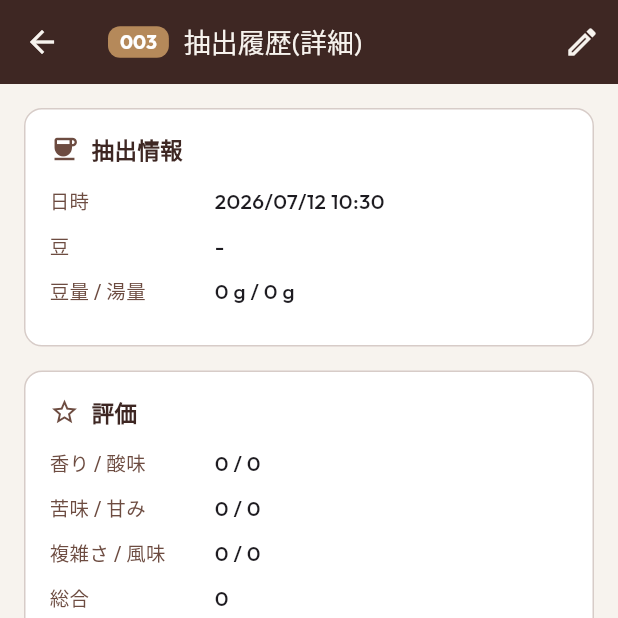
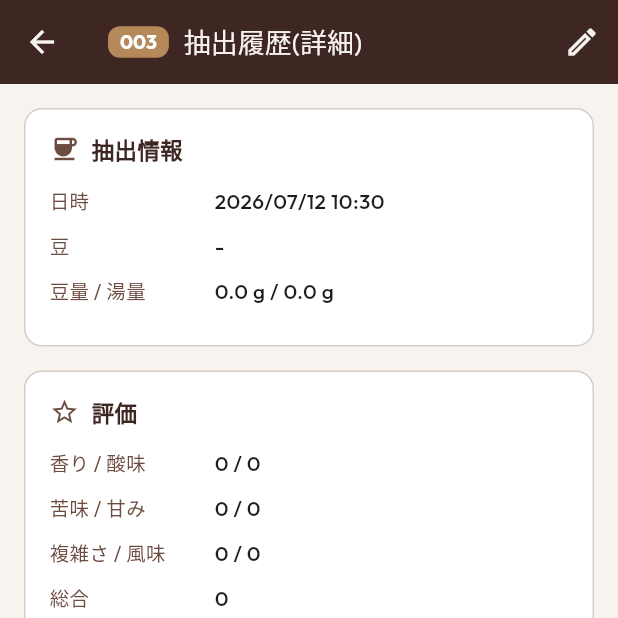
Before and after one commit to kazuki21057/bean-base, a Flutter app: the LogDetailScreen screen opened directly with empty values, on a phone screen of 412 x 824 dp, the top half of it. Run offline on Flutter 3.47's test engine with Material 3 defaults, Android fonts, the phone set to English and light mode, and no system bars; our stand-ins replace cloud_firestore, file_picker, firebase_core, fl_chart, flutter_riverpod, google_fonts and 2 more; missing offline and left inert: ml_linalg; accounts and stored records are empty; network calls fail; project files that could hold a hidden picture were left out.

Commit message:
Cycle 20 T3-6: 数値表示の小数点桁数を全画面で1桁に統一
- 021含む全編集画面のプリフィル(基準豆量/湯量/温度/初期購入量/抽出記録編集)を
  toStringAsFixed(1)に統一。従来は.toString()で末尾がまちまち(15 / 15.0 / 15.25等)
  だった。
- 003(抽出履歴詳細)の_fmtNumは整数値のみ小数点を省略する仕様だったため、
  常にtoStringAsFixed(1)を返すよう簡略化。
- 011(豆詳細)の初期購入量、020(メソッド詳細)の基準豆量/湯量/湯温、
  031(評価画面)サマリの湯温表示も同様に統一。
- ブラウザ実データで003/020/021の表示を確認、flutter analyze/testとも新規0件。

Co-Authored-By: Claude Sonnet 5 <noreply@anthropic.com>
Claude-Session: https://claude.ai/code/session_01XkxR178CiS1uLW1nrwaNDH

```diff
--- a/lib/screens/bean_detail_screen.dart
+++ b/lib/screens/bean_detail_screen.dart
@@ -38,7 +38,7 @@ class BeanDetailScreen extends ConsumerWidget {
         ('品種・精製', bean.type.isEmpty ? '-' : bean.type),
         ('煎り度', bean.roastLevel.isEmpty ? '-' : bean.roastLevel),
         ('購入日', _formatDate(bean.purchaseDate)),
-        ('初期購入量', bean.initialQuantityGrams == null ? '未設定' : '${bean.initialQuantityGrams!.toStringAsFixed(0)}g'),
+        ('初期購入量', bean.initialQuantityGrams == null ? '未設定' : '${bean.initialQuantityGrams!.toStringAsFixed(1)}g'),
         ('残量', percent > 0 ? '$percent% (在庫あり)' : '0% (在庫なし)'),
       ],
       relatedLogFilter: (log) => log.beanId == bean.id,
--- a/lib/screens/brew_recipe_screen.dart
+++ b/lib/screens/brew_recipe_screen.dart
@@ -59,7 +59,7 @@ class _BrewRecipeScreenState extends ConsumerState<BrewRecipeScreen> {
   @override
   void initState() {
     super.initState();
-    _beanWeightController.text = (widget.initialBeanWeight ?? 15).toString();
+    _beanWeightController.text = (widget.initialBeanWeight ?? 15).toStringAsFixed(1);
   }
 
   @override
@@ -84,7 +84,7 @@ class _BrewRecipeScreenState extends ConsumerState<BrewRecipeScreen> {
 
     setState(() {
       _selectedMethod = method;
-      _beanWeightController.text = method.baseBeanWeight.toString();
+      _beanWeightController.text = method.baseBeanWeight.toStringAsFixed(1);
       _workingSteps = methodSteps.map(_cloneStep).toList();
       _originalSteps = methodSteps.map(_cloneStep).toList();
     });
--- a/lib/screens/create/bean_create_screen.dart
+++ b/lib/screens/create/bean_create_screen.dart
@@ -45,7 +45,7 @@ class _BeanCreateScreenState extends ConsumerState<BeanCreateScreen> {
     _storeController.text = edit?.store ?? '';
     _originController.text = edit?.origin ?? '';
     _typeController.text = edit?.type ?? '';
-    _initialQuantityController.text = edit?.initialQuantityGrams?.toStringAsFixed(0) ?? '';
+    _initialQuantityController.text = edit?.initialQuantityGrams?.toStringAsFixed(1) ?? '';
     _roastLevel = (edit?.roastLevel.isNotEmpty ?? false) ? edit!.roastLevel : null;
     _purchaseDate = edit?.purchaseDate;
     _isInStock = edit?.isInStock ?? true;
--- a/lib/screens/create/brew_evaluation_screen.dart
+++ b/lib/screens/create/brew_evaluation_screen.dart
@@ -394,7 +394,7 @@ class _BrewSummaryCard extends StatelessWidget {
   Widget build(BuildContext context) {
     final methodText = info.method.name;
     final weightText = '豆 ${info.beanWeight.toStringAsFixed(1)}g / 湯 ${info.totalWater.toStringAsFixed(1)}g';
-    final tempText = info.method.temperature != null ? '${info.method.temperature!.toStringAsFixed(0)}℃' : '温度未設定';
+    final tempText = info.method.temperature != null ? '${info.method.temperature!.toStringAsFixed(1)}℃' : '温度未設定';
     final timeText = _formatTime(info.totalTime);
 
     return Container(
--- a/lib/screens/create/method_create_screen.dart
+++ b/lib/screens/create/method_create_screen.dart
@@ -61,11 +61,11 @@ class _MethodCreateScreenState extends ConsumerState<MethodCreateScreen> {
     _urlController.text = edit?.sourceUrl ?? '';
     _descController.text = edit?.description ?? '';
     _beanWeightController.text =
-        (edit == null || edit.baseBeanWeight == 0) ? '' : edit.baseBeanWeight.toString();
+        (edit == null || edit.baseBeanWeight == 0) ? '' : edit.baseBeanWeight.toStringAsFixed(1);
     _waterAmountController.text =
-        (edit == null || edit.baseWaterAmount == 0) ? '' : edit.baseWaterAmount.toString();
+        (edit == null || edit.baseWaterAmount == 0) ? '' : edit.baseWaterAmount.toStringAsFixed(1);
     _temperatureController.text =
-        (edit?.temperature == null || edit!.temperature == 0) ? '' : edit.temperature.toString();
+        (edit?.temperature == null || edit!.temperature == 0) ? '' : edit.temperature!.toStringAsFixed(1);
     _grindSizeController.text = edit?.grindSize ?? '';
     _equipmentController.text = edit?.recommendedEquipment ?? '';
     if (!_isEdit) {
--- a/lib/screens/log_detail_screen.dart
+++ b/lib/screens/log_detail_screen.dart
@@ -173,8 +173,5 @@ class LogDetailScreen extends ConsumerWidget {
     return '$m:${s.toString().padLeft(2, '0')}';
   }
 
-  String _fmtNum(double v) {
-    if (v == v.roundToDouble()) return v.toInt().toString();
-    return v.toStringAsFixed(1);
-  }
+  String _fmtNum(double v) => v.toStringAsFixed(1);
 }
--- a/lib/screens/log_edit_screen.dart
+++ b/lib/screens/log_edit_screen.dart
@@ -38,9 +38,9 @@ class _LogEditScreenState extends ConsumerState<LogEditScreen> {
     super.initState();
     final log = widget.log;
     _brewedAt = log.brewedAt;
-    _beanWeightController = TextEditingController(text: log.beanWeight.toString());
-    _waterAmountController = TextEditingController(text: log.totalWater.toString());
-    _tempController = TextEditingController(text: log.temperature.toString());
+    _beanWeightController = TextEditingController(text: log.beanWeight.toStringAsFixed(1));
+    _waterAmountController = TextEditingController(text: log.totalWater.toStringAsFixed(1));
+    _tempController = TextEditingController(text: log.temperature.toStringAsFixed(1));
     _timeController = TextEditingController(text: log.totalTime.toString());
     _grindSizeController = TextEditingController(text: log.grindSize);
     _commentController = TextEditingController(text: log.comment);
--- a/lib/screens/method_detail_screen.dart
+++ b/lib/screens/method_detail_screen.dart
@@ -48,9 +48,9 @@ class MethodDetailScreen extends ConsumerWidget {
       fields: [
         ('メソッド名', method.name),
         ('発案者', method.author.isEmpty ? '-' : method.author),
-        ('基準豆量', '${method.baseBeanWeight}g'),
-        ('基準湯量', '${method.baseWaterAmount}g'),
-        ('湯温', (method.temperature == null || method.temperature == 0) ? '-' : '${method.temperature}℃'),
+        ('基準豆量', '${method.baseBeanWeight.toStringAsFixed(1)}g'),
+        ('基準湯量', '${method.baseWaterAmount.toStringAsFixed(1)}g'),
+        ('湯温', (method.temperature == null || method.temperature == 0) ? '-' : '${method.temperature!.toStringAsFixed(1)}℃'),
         ('推奨挽き目', method.grindSize ?? '-'),
         ('推奨器具', method.recommendedEquipment.isEmpty ? '-' : method.recommendedEquipment),
         ('説明', method.description.isEmpty ? '-' : method.description),
```
Also changed, not shown: 1 other file.
